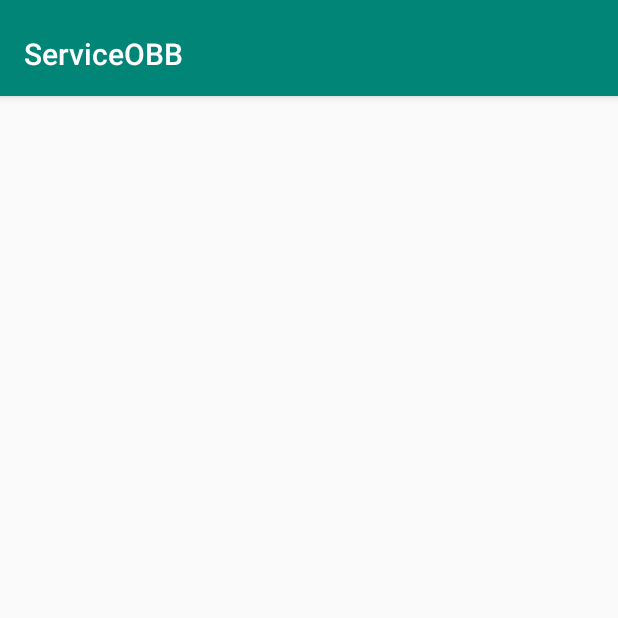
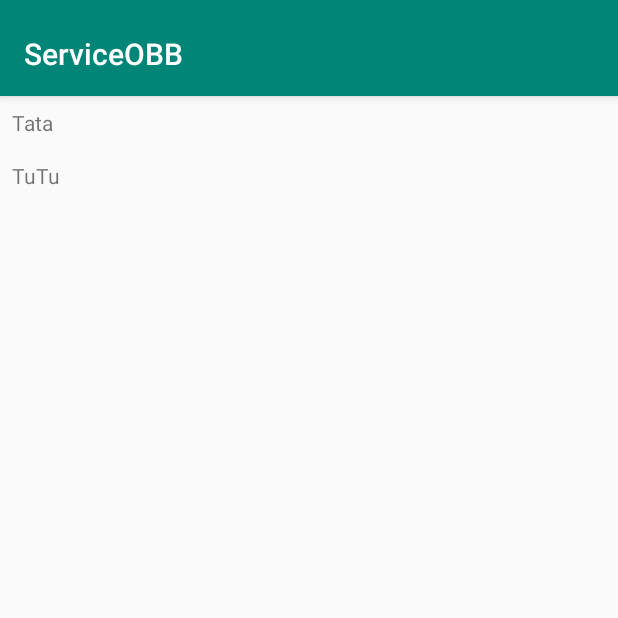
Before and after one commit to Syzztem/ServiceOBB, an Android app: the screen it shows after launch (PlayerActivity), on a phone screen of 412 x 824 dp, the top half of it. Run offline under Robolectric (Android 15) with nearby library versions, the phone set to English and light mode, and no system bars; 2 statements that could not run were skipped.

Commit message:
Music Recycler List

```diff
--- a/app/src/main/java/fr/wildcodeschool/serviceobb/PlayerActivity.java
+++ b/app/src/main/java/fr/wildcodeschool/serviceobb/PlayerActivity.java
@@ -1,5 +1,6 @@
 package fr.wildcodeschool.serviceobb;
 
+import android.os.storage.OnObbStateChangeListener;
 import android.support.v7.app.AppCompatActivity;
 import android.support.v7.widget.Toolbar;
 
@@ -21,6 +22,14 @@ public class PlayerActivity extends AppCompatActivity {
     protected void onCreate(Bundle savedInstanceState) {
         super.onCreate(savedInstanceState);
         setContentView(R.layout.activity_player);
+
+        OBBManager manager = new OBBManager(this, new OnObbStateChangeListener() {
+            @Override
+            public void onObbStateChange(String path, int state) {
+                super.onObbStateChange(path, state);
+            }
+        });
+        manager.mount();
 
         Toolbar toolbar = findViewById(R.id.toolbar);
         setSupportActionBar(toolbar);
--- /dev/null
+++ b/app/src/main/java/fr/wildcodeschool/serviceobb/adapter/MusicAdapter.java
@@ -0,0 +1,37 @@
+package fr.wildcodeschool.serviceobb.adapter;
+
+import android.support.annotation.NonNull;
+import android.support.v7.widget.RecyclerView;
+import android.view.LayoutInflater;
+import android.view.ViewGroup;
+
+import java.util.Arrays;
+import java.util.List;
+
+import fr.wildcodeschool.serviceobb.R;
+
+public class MusicAdapter extends RecyclerView.Adapter<MusicViewHolder> {
+
+    List<String> list = Arrays.asList("Tata", "TuTu");
+
+    public MusicAdapter() {
+    }
+
+    @NonNull
+    @Override
+    public MusicViewHolder onCreateViewHolder(@NonNull ViewGroup viewGroup, int i) {
+        return new MusicViewHolder(LayoutInflater.from(viewGroup.getContext())
+                .inflate(R.layout.music_item, viewGroup, false));
+    }
+
+    @Override
+    public void onBindViewHolder(@NonNull MusicViewHolder musicViewHolder, int i) {
+        String item = list.get(i);
+        musicViewHolder.setName(item);
+    }
+
+    @Override
+    public int getItemCount() {
+        return list.size();
+    }
+}
--- /dev/null
+++ b/app/src/main/java/fr/wildcodeschool/serviceobb/adapter/MusicViewHolder.java
@@ -0,0 +1,26 @@
+package fr.wildcodeschool.serviceobb.adapter;
+
+import android.support.annotation.NonNull;
+import android.support.v7.widget.RecyclerView;
+import android.view.View;
+import android.widget.TextView;
+
+import fr.wildcodeschool.serviceobb.R;
+
+public class MusicViewHolder extends RecyclerView.ViewHolder {
+
+    private TextView tvName;
+
+    public MusicViewHolder(@NonNull View itemView) {
+        super(itemView);
+        this.tvName = itemView.findViewById(R.id.music_item_name);
+    }
+
+    public String getName() {
+        return tvName.getText().toString();
+    }
+
+    public void setName(String name) {
+        tvName.setText(name);
+    }
+}
--- a/app/src/main/java/fr/wildcodeschool/serviceobb/fragment/MusicListFragment.java
+++ b/app/src/main/java/fr/wildcodeschool/serviceobb/fragment/MusicListFragment.java
@@ -4,12 +4,15 @@ package fr.wildcodeschool.serviceobb.fragment;
 import android.os.Bundle;
 import android.os.storage.OnObbStateChangeListener;
 import android.support.v4.app.Fragment;
+import android.support.v7.widget.LinearLayoutManager;
+import android.support.v7.widget.RecyclerView;
 import android.view.LayoutInflater;
 import android.view.View;
 import android.view.ViewGroup;
 
 import fr.wildcodeschool.serviceobb.OBBManager;
 import fr.wildcodeschool.serviceobb.R;
+import fr.wildcodeschool.serviceobb.adapter.MusicAdapter;
 
 /**
  * A simple {@link Fragment} subclass.
@@ -32,15 +35,13 @@ public class MusicListFragment extends Fragment {
     @Override
     public View onCreateView(LayoutInflater inflater, ViewGroup container, Bundle savedInstanceState) {
 
-        OBBManager manager = new OBBManager(container.getContext(), new OnObbStateChangeListener() {
-            @Override
-            public void onObbStateChange(String path, int state) {
-                super.onObbStateChange(path, state);
-            }
-        });
-        manager.mount();
+        View view = inflater.inflate(R.layout.fragment_music_list, container, false);
+        RecyclerView recyclerView = view.findViewById(R.id.fragment_music_list);
+        recyclerView.setLayoutManager(new LinearLayoutManager(view.getContext()));
+        MusicAdapter adapter = new MusicAdapter();
+        recyclerView.setAdapter(adapter);
         // Inflate the layout for this fragment
-        return inflater.inflate(R.layout.fragment_music_list, container, false);
+        return view;
     }
 
 }
--- a/app/src/main/res/layout/fragment_music_list.xml
+++ b/app/src/main/res/layout/fragment_music_list.xml
@@ -1,8 +1,9 @@
 <?xml version="1.0" encoding="utf-8"?>
-<FrameLayout xmlns:android="http://schemas.android.com/apk/res/android"
+<android.support.v7.widget.RecyclerView xmlns:android="http://schemas.android.com/apk/res/android"
     xmlns:tools="http://schemas.android.com/tools"
+    android:id="@+id/fragment_music_list"
     android:layout_width="match_parent"
     android:layout_height="match_parent"
     tools:context=".fragment.MusicListFragment">
 
-</FrameLayout>
+</android.support.v7.widget.RecyclerView>
--- /dev/null
+++ b/app/src/main/res/layout/music_item.xml
@@ -0,0 +1,20 @@
+<?xml version="1.0" encoding="utf-8"?>
+<android.support.constraint.ConstraintLayout xmlns:android="http://schemas.android.com/apk/res/android"
+    xmlns:app="http://schemas.android.com/apk/res-auto"
+    xmlns:tools="http://schemas.android.com/tools"
+    android:layout_width="match_parent"
+    android:layout_height="wrap_content">
+
+    <TextView
+        android:id="@+id/music_item_name"
+        android:layout_width="wrap_content"
+        android:layout_height="wrap_content"
+        android:layout_marginStart="8dp"
+        android:layout_marginLeft="8dp"
+        android:layout_marginTop="8dp"
+        android:layout_marginBottom="8dp"
+        app:layout_constraintBottom_toBottomOf="parent"
+        app:layout_constraintStart_toStartOf="parent"
+        app:layout_constraintTop_toTopOf="parent"
+        tools:text="name" />
+</android.support.constraint.ConstraintLayout>
```
